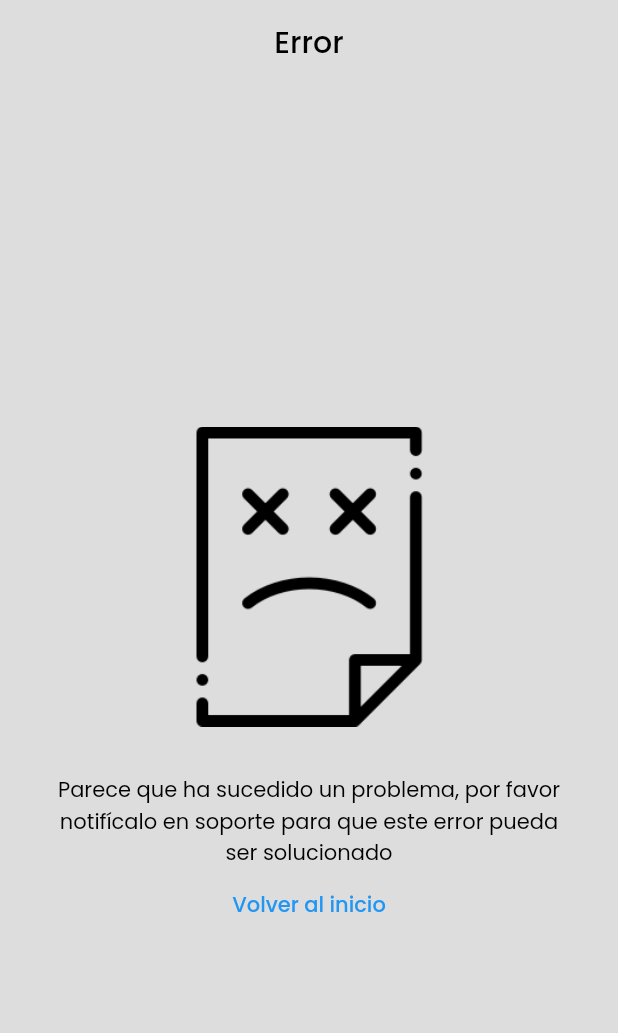
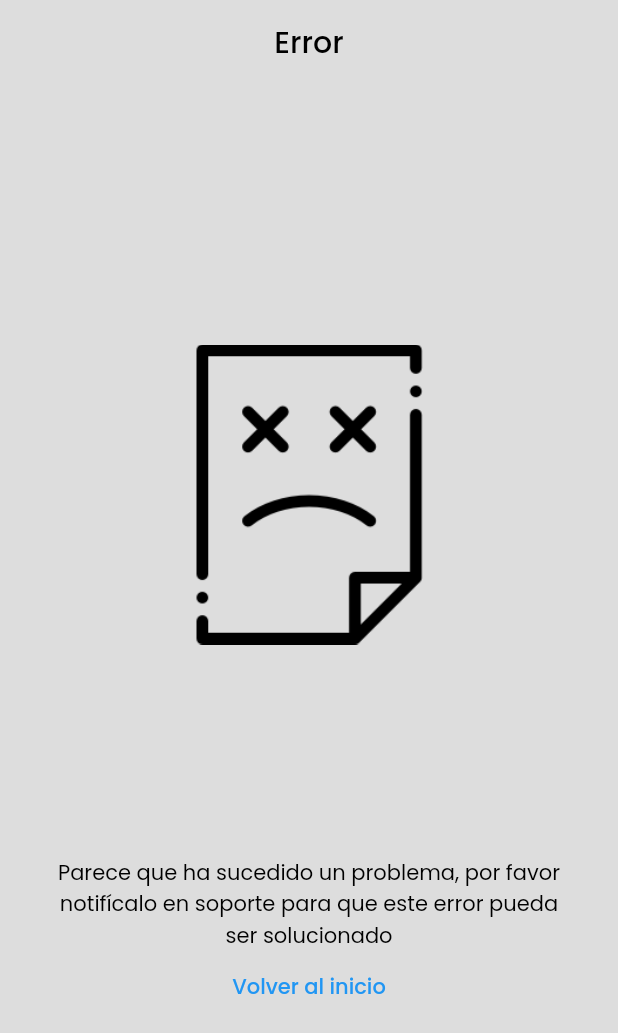
Before and after one commit to Choice-AG/note_app, a Flutter app: the screen it shows after launch, after a tap on "Ruta ErrorPage", on a phone screen of 412 x 824 dp. Shown: the top 1033 px of the screen. Run offline on Flutter 3.47's test engine with Material 2 defaults, Android fonts, the phone set to English and light mode, and no system bars; our stand-ins replace google_fonts, shared_preferences.

Commit message:
Custom ErrorPage implemented

```diff
--- a/lib/main.dart
+++ b/lib/main.dart
@@ -6,6 +6,7 @@ import 'package:note_app/ui/pages/error_page.dart';
 import 'package:note_app/ui/pages/home_page.dart';
 
 void main() {
+  ErrorWidget.builder = (FlutterErrorDetails details) => ErrorPage(details: details);
   runApp(const MainApp());
 }
 
--- a/lib/ui/pages/error_page.dart
+++ b/lib/ui/pages/error_page.dart
@@ -8,8 +8,19 @@ class ErrorPage extends StatelessWidget {
   const ErrorPage({Key? key, this.details}) : super(key: key);
 
   static const errorPageRoute = "error_page";
+
   final FlutterErrorDetails? details;
   Color fontColor() => !ThemeController.instance.brightnessValue ? Colors.white : Colors.black;
+
+  String getException() {
+    if (details != null) {
+      final exception = details?.exceptionAsString();
+      if (exception != null) {
+        return exception;
+      }
+    }
+    return "";
+  }
 
   @override
   Widget build(BuildContext context) {
@@ -30,8 +41,8 @@ class ErrorPage extends StatelessWidget {
         height: double.infinity,
         width: double.infinity,
         child: Column(
+          mainAxisAlignment: MainAxisAlignment.spaceEvenly,
           crossAxisAlignment: CrossAxisAlignment.center,
-          mainAxisAlignment: MainAxisAlignment.center,
           children: [
             Container(
               padding: const EdgeInsets.all(32),
@@ -46,15 +57,23 @@ class ErrorPage extends StatelessWidget {
                 ),
               ),
             ),
+            Column(children: [
               Text(
                 Constants.errorMessage,
                 textAlign: TextAlign.center,
                 style: TextStyle(color: fontColor()),
               ),
+              details != null
+                  ? Text(
+                      getException(),
+                      style: Theme.of(context).textTheme.bodySmall?.copyWith(color: fontColor()),
+                    )
+                  : Container(),
               TextButton(
                 onPressed: () => Navigator.pushNamed(context, HomePage.homePageRoute),
                 child: const Text("Volver al inicio"),
               ),
+            ])
           ],
         ),
       ),
--- a/lib/ui/pages/home_page.dart
+++ b/lib/ui/pages/home_page.dart
@@ -72,10 +72,7 @@ class _HomePageState extends State<HomePage> {
                     ),
                     ElevatedButton(
                       onPressed: () {
-                        Navigator.push(
-                          context,
-                          MaterialPageRoute(builder: (context) => const ErrorPage()),
-                        );
+                        Navigator.pushNamed(context, ErrorPage.errorPageRoute);
                       },
                       child: const Text('Ruta ErrorPage'),
                     ),
```
Also changed, not shown: lib/ui/widgets/custom_bottom_sheet/custom_bottom_sheet.dart (added), lib/ui/widgets/custom_bottom_sheet/custom_bottom_sheet_controller.dart (added). Lines whose indentation alone changed are shown as unchanged.
